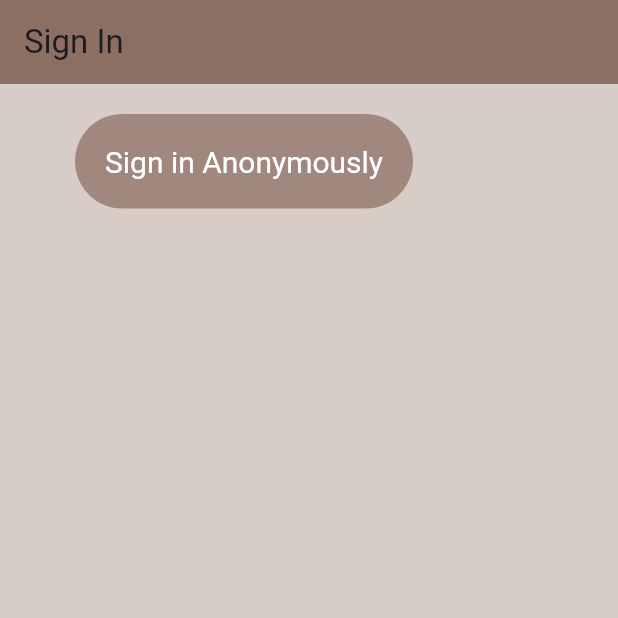
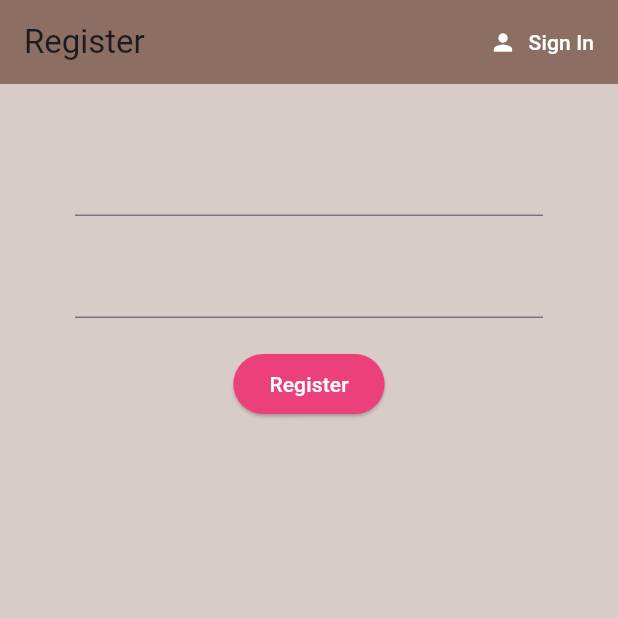
Before and after one commit to siddhant-vij/brew_crew, a Flutter app: the screen it shows after launch, on a phone screen of 412 x 824 dp, the top half of it. Run offline on Flutter 3.47's test engine with Material 3 defaults, Android fonts, the phone set to English and light mode, and no system bars; our stand-ins replace firebase_auth, firebase_core, logger; accounts and stored records are empty; generated files the repository leaves out were written again.

Commit message:
Feat: Register & Sign in with Email & Password
- Firebase Authentication

```diff
--- a/lib/main.dart
+++ b/lib/main.dart
@@ -1,4 +1,3 @@
-import 'package:brew_crew/services/auth.dart';
 import 'package:flutter/material.dart';
 import 'package:firebase_core/firebase_core.dart';
 import 'package:provider/provider.dart';
@@ -6,6 +5,7 @@ import 'package:provider/provider.dart';
 import 'firebase_options.dart';
 import 'models/app_user.dart';
 import 'screens/wrapper.dart';
+import 'services/auth.dart';
 
 Future<void> main() async {
   WidgetsFlutterBinding.ensureInitialized();
@@ -25,6 +25,7 @@ class BrewCrewApp extends StatelessWidget {
       initialData: null,
       value: AuthService().userStream,
       child: const MaterialApp(
+        debugShowCheckedModeBanner: false,
         home: Wrapper(),
       ),
     );
--- a/lib/screens/auth/authenticate.dart
+++ b/lib/screens/auth/authenticate.dart
@@ -1,12 +1,30 @@
 import 'package:flutter/material.dart';
 
+import 'register.dart';
 import 'sign_in.dart';
 
-class Authenticate extends StatelessWidget {
+class Authenticate extends StatefulWidget {
   const Authenticate({super.key});
 
   @override
+  State<Authenticate> createState() => _AuthenticateState();
+}
+
+class _AuthenticateState extends State<Authenticate> {
+  bool showSignIn = true;
+
+  void toggleView() {
+    setState(() {
+      showSignIn = !showSignIn;
+    });
+  }
+
+  @override
   Widget build(BuildContext context) {
-    return const SignIn();
+    if (showSignIn) {
+      return Register(toggleView: toggleView);
+    } else {
+      return SignIn(toggleView: toggleView);
+    }
   }
 }
--- a/lib/screens/auth/register.dart
+++ b/lib/screens/auth/register.dart
@@ -0,0 +1,123 @@
+import 'package:flutter/material.dart';
+import 'package:logger/logger.dart';
+
+import '../../services/auth.dart';
+
+class Register extends StatefulWidget {
+  final Function toggleView;
+
+  const Register({
+    super.key,
+    required this.toggleView,
+  });
+
+  @override
+  State<Register> createState() => _RegisterState();
+}
+
+class _RegisterState extends State<Register> {
+  final AuthService _auth = AuthService();
+  final Logger _logger = Logger();
+  final _formKey = GlobalKey<FormState>();
+
+  String email = '';
+  String password = '';
+  String error = '';
+
+  @override
+  Widget build(BuildContext context) {
+    return Scaffold(
+      backgroundColor: Colors.brown[100],
+      appBar: AppBar(
+        backgroundColor: Colors.brown[400],
+        elevation: 0.0,
+        title: const Text('Register'),
+        actions: <Widget>[
+          TextButton.icon(
+            icon: const Icon(
+              Icons.person,
+            ),
+            label: const Text('Sign In'),
+            style: TextButton.styleFrom(
+              foregroundColor: Colors.white,
+            ),
+            onPressed: () => widget.toggleView(),
+          ),
+        ],
+      ),
+      body: SingleChildScrollView(
+        child: Container(
+          padding: const EdgeInsets.symmetric(vertical: 20.0, horizontal: 50.0),
+          child: Form(
+            key: _formKey,
+            child: Column(
+              children: <Widget>[
+                const SizedBox(height: 20.0),
+                TextFormField(
+                  validator: (val) => val != null &&
+                          !RegExp(r'^[\w-\.]+@([\w-]+\.)+[\w-]{2,4}$')
+                              .hasMatch(val)
+                      ? 'Enter a valid email'
+                      : null,
+                  onChanged: (val) {
+                    setState(() => email = val);
+                  },
+                ),
+                const SizedBox(height: 20.0),
+                TextFormField(
+                  validator: (val) {
+                    if (val == null || val.isEmpty) {
+                      return 'Enter a strong password';
+                    }
+                    String pattern =
+                        r'^(?=.*[a-z])(?=.*[A-Z])(?=.*\d)(?=.*[\W_]).{9,}$';
+                    RegExp regex = RegExp(pattern);
+                    if (!regex.hasMatch(val)) {
+                      return 'Enter a strong password.';
+                    }
+                    return null;
+                  },
+                  obscureText: true,
+                  onChanged: (val) {
+                    setState(() => password = val);
+                  },
+                ),
+                const SizedBox(height: 20.0),
+                ElevatedButton(
+                  style: ElevatedButton.styleFrom(
+                    backgroundColor: Colors.pink[400],
+                  ),
+                  child: const Text(
+                    'Register',
+                    style: TextStyle(color: Colors.white),
+                  ),
+                  onPressed: () async {
+                    if (_formKey.currentState!.validate()) {
+                      final AuthResult result = await _auth
+                          .registerWithEmailAndPassword(email, password);
+                      if (result.user != null) {
+                        _logger.i('Successfully signed up');
+                        _logger.i(result.user!.uid);
+                      } else {
+                        setState(() {
+                          error = result.errorMessage!;
+                        });
+                        _logger.i('Failed to sign up');
+                        _logger.i(error);
+                      }
+                    }
+                  },
+                ),
+                const SizedBox(height: 16.0),
+                Text(
+                  error,
+                  style: const TextStyle(color: Colors.red),
+                ),
+              ],
+            ),
+          ),
+        ),
+      ),
+    );
+  }
+}
--- a/lib/screens/wrapper.dart
+++ b/lib/screens/wrapper.dart
@@ -1,7 +1,7 @@
-import 'package:brew_crew/models/app_user.dart';
 import 'package:flutter/material.dart';
 import 'package:provider/provider.dart';
 
+import '../models/app_user.dart';
 import 'home/home.dart';
 import 'auth/authenticate.dart';
 
```
Also changed, not shown: lib/screens/auth/sign_in.dart (+87 -18 lines), lib/screens/home/home.dart (+7 -2 lines), lib/services/auth.dart (+28 -42 lines).
